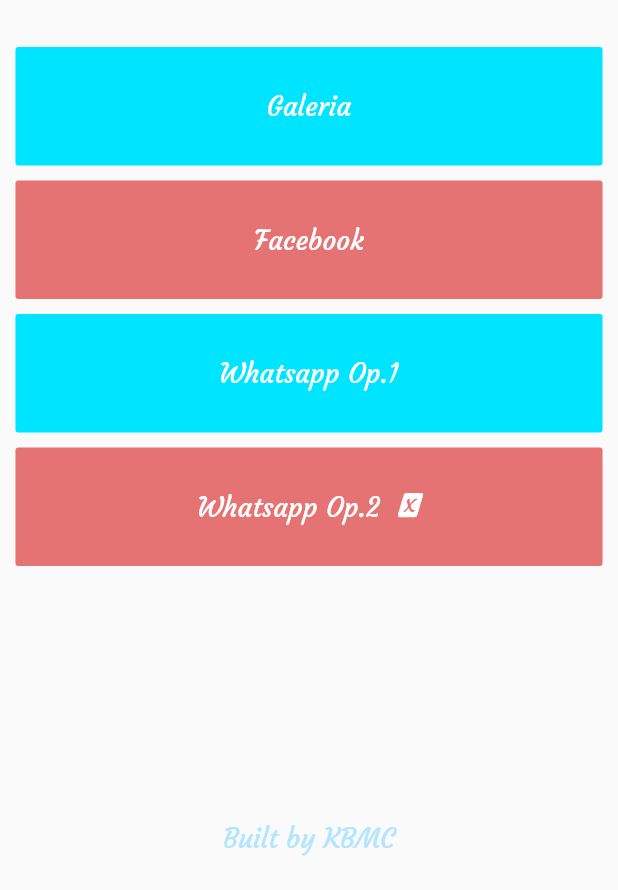
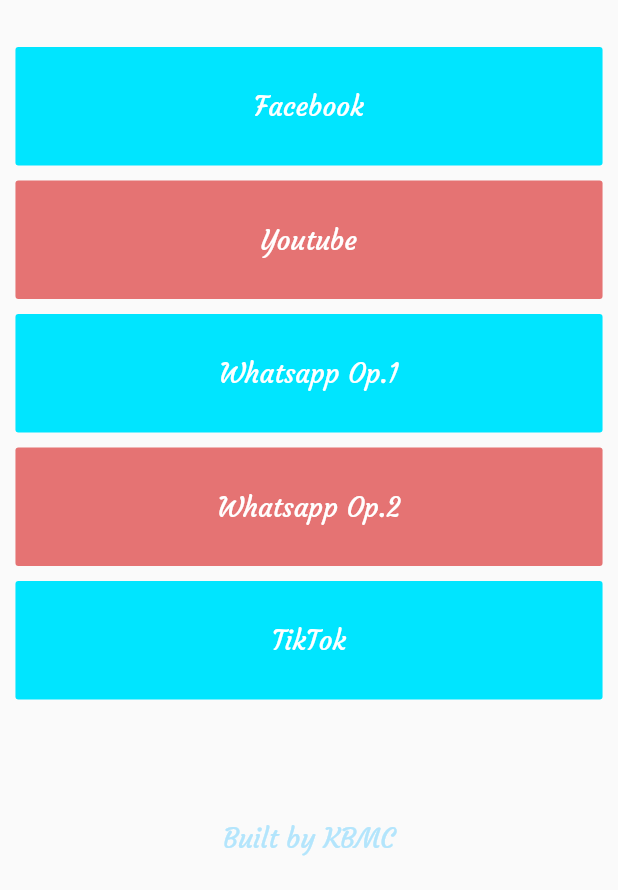
Before and after one commit to Brandyux/magic_moments, a Flutter app: the screen it shows after launch, on a phone screen of 412 x 824 dp, the part 346-1236 px from its top. Run offline on Flutter 3.47's test engine with Material 2 defaults, Android fonts, the light colour scheme and no system bars; our stand-ins replace animated_background, flutter_linkify; network calls fail.

Commit message:
añadir un boton

```diff
--- a/lib/linktree.dart
+++ b/lib/linktree.dart
@@ -32,9 +32,10 @@
         ButtonLink(
           text: 'Facebook',
         ),
-        Youtube(),
-        Whatsapp(),
-        Whatsapp1(),
+        Youtube(text: 'Youtube'),
+        Whatsapp(text: 'Whatsapp Op.1'),
+        Whatsapp1(text: 'Whatsapp Op.2'),
+        Tiktok(text: 'TikTok'),
 
 //BOTON 01
 
@@ -76,7 +77,7 @@
           //onOpen: _onOpen,
           //    text: "Facebook"),
           child: Text(
-            'Galeria',
+            text,
             style: TextStyle(
                 color: Colors.white, fontFamily: 'Courgette', fontSize: 18),
           ),
@@ -103,7 +104,7 @@
           color: Colors.red[300],
           padding: EdgeInsets.symmetric(vertical: 28),
           child: Text(
-            'Facebook',
+            text,
             style: TextStyle(
                 color: Colors.white, fontFamily: 'Courgette', fontSize: 18),
           ),
@@ -129,7 +130,7 @@
           color: Colors.cyanAccent[400],
           padding: EdgeInsets.symmetric(vertical: 28),
           child: Text(
-            'Whatsapp Op.1',
+            text,
             style: TextStyle(
                 color: Colors.white, fontFamily: 'Courgette', fontSize: 18),
           ),
@@ -155,7 +156,7 @@
           color: Colors.red[300],
           padding: EdgeInsets.symmetric(vertical: 28),
           child: Text(
-            'Whatsapp Op.2  \uf111',
+            text,
             style: TextStyle(
                 color: Colors.white, fontFamily: 'Courgette', fontSize: 18),
           ),
@@ -167,3 +168,30 @@
     );
   }
 }
+
+class Tiktok extends StatelessWidget {
+  const Tiktok({Key key, @required this.text}) : super(key: key);
+  final String text;
+  @override
+  Widget build(BuildContext context) {
+    return Padding(
+      padding: const EdgeInsets.only(bottom: 10),
+      child: SizedBox(
+        width: MediaQuery.of(context).size.width * 0.95,
+        child: FlatButton(
+          color: Colors.cyanAccent[400],
+          padding: EdgeInsets.symmetric(vertical: 28),
+          child: Text(
+            text,
+            style: TextStyle(
+                color: Colors.white, fontFamily: 'Courgette', fontSize: 18),
+          ),
+          onPressed: () {
+            launch(
+                'https://www.tiktok.com/@magic_moments2021?_d=secCgYIASAHKAESMgowdQ76oLewcj1qEK5C89hMtdhh1CJbhO1KfcjIKnnL3bIq%2BC5oHautbYfMgkY0EuuAGgA%3D&checksum=&language=es&preview_pb=0&sec_user_id=MS4wLjABAAAAZbYJjTVSPamNSOGeNuG0DYK91Aty1_tVJYomsdoqU6faeIV-OIj5jGGmCseAvGj_&share_app_id=1233&share_item_id=6962314700180688134&share_link_id=cf8bdae1-a430-4900-b739-6573e345318e&source=h5_m&timestamp=1621258304&u_code=a28k7id502gkl&user_id=221419910399406080&utm_campaign=client_share&utm_medium=android&utm_source=copy&_r=1&lang=es');
+          },
+        ),
+      ),
+    );
+  }
+}
```
